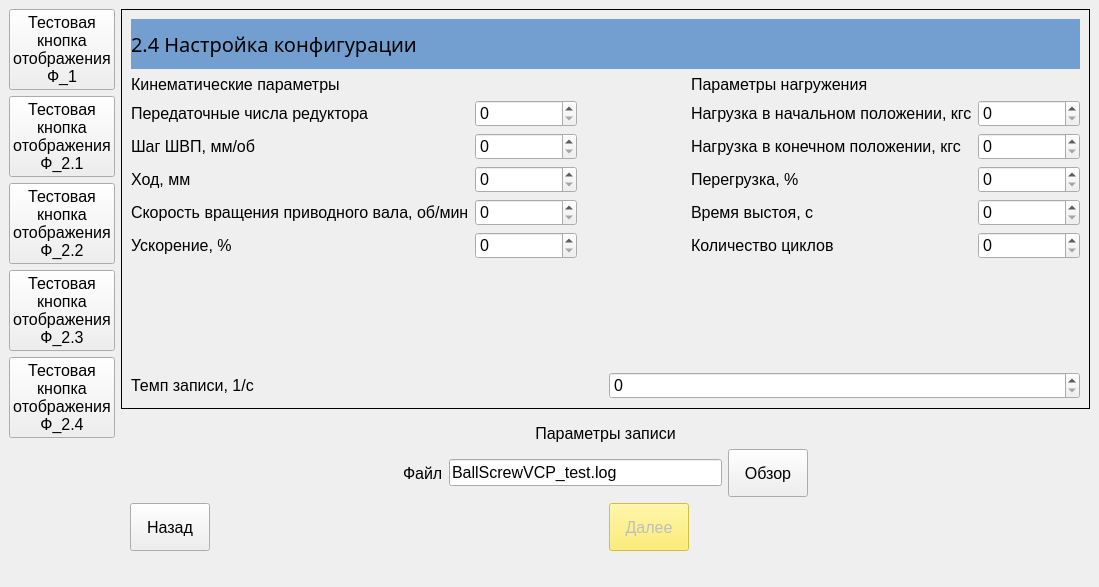
Ornstein89/BallScrewControl_QtVCP, file BallScrew.ui: the form before one commit.
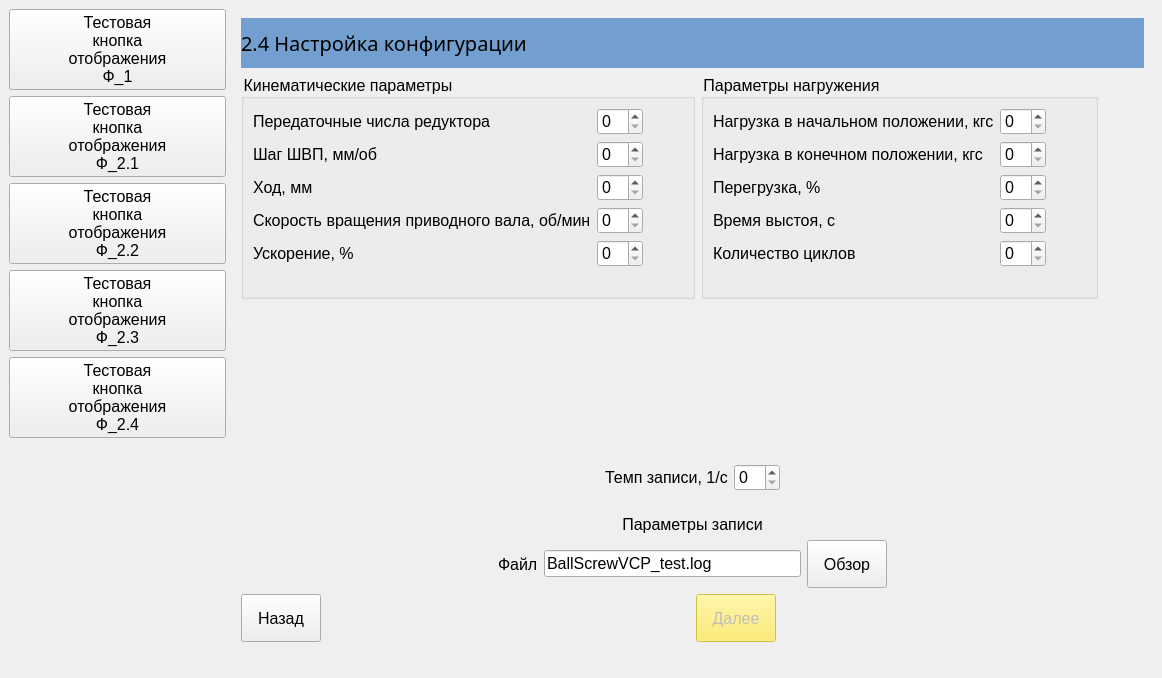
The form after the commit. The open tabs and pages were chosen to show the change.

Commit message: Added default reset buttons on forms 2.x, other minor changes and renaming

Patch:
```diff
--- a/BallScrew.ui
+++ b/BallScrew.ui
@@ -6,8 +6,8 @@
    <rect>
     <x>0</x>
     <y>0</y>
-    <width>1099</width>
-    <height>587</height>
+    <width>1162</width>
+    <height>678</height>
    </rect>
   </property>
   <property name="minimumSize">
@@ -162,6 +162,12 @@
      <layout class="QVBoxLayout" name="verticalLayout_3">
       <item>
        <widget class="QPushButton" name="pushButton_23">
+        <property name="sizePolicy">
+         <sizepolicy hsizetype="Preferred" vsizetype="Fixed">
+          <horstretch>0</horstretch>
+          <verstretch>0</verstretch>
+         </sizepolicy>
+        </property>
         <property name="text">
          <string>Тестовая
 кнопка
@@ -172,6 +178,12 @@
       </item>
       <item>
        <widget class="QPushButton" name="pushButton_24">
+        <property name="sizePolicy">
+         <sizepolicy hsizetype="Preferred" vsizetype="Fixed">
+          <horstretch>0</horstretch>
+          <verstretch>0</verstretch>
+         </sizepolicy>
+        </property>
         <property name="text">
          <string>Тестовая
 кнопка
@@ -182,6 +194,12 @@
       </item>
       <item>
        <widget class="QPushButton" name="pushButton_25">
+        <property name="sizePolicy">
+         <sizepolicy hsizetype="Preferred" vsizetype="Fixed">
+          <horstretch>0</horstretch>
+          <verstretch>0</verstretch>
+         </sizepolicy>
+        </property>
         <property name="text">
          <string>Тестовая
 кнопка
@@ -192,6 +210,12 @@
       </item>
       <item>
        <widget class="QPushButton" name="pushButton_26">
+        <property name="sizePolicy">
+         <sizepolicy hsizetype="Preferred" vsizetype="Fixed">
+          <horstretch>0</horstretch>
+          <verstretch>0</verstretch>
+         </sizepolicy>
+        </property>
         <property name="text">
          <string>Тестовая
 кнопка
@@ -202,6 +226,12 @@
       </item>
       <item>
        <widget class="QPushButton" name="pushButton_27">
+        <property name="sizePolicy">
+         <sizepolicy hsizetype="Expanding" vsizetype="Fixed">
+          <horstretch>0</horstretch>
+          <verstretch>0</verstretch>
+         </sizepolicy>
+        </property>
         <property name="text">
          <string>Тестовая
 кнопка
@@ -210,6 +240,19 @@
         </property>
        </widget>
       </item>
+      <item>
+       <spacer name="horizontalSpacer_6">
+        <property name="orientation">
+         <enum>Qt::Horizontal</enum>
+        </property>
+        <property name="sizeHint" stdset="0">
+         <size>
+          <width>40</width>
+          <height>20</height>
+         </size>
+        </property>
+       </spacer>
+      </item>
       <item>
        <spacer name="verticalSpacer_3">
         <property name="orientation">
@@ -228,7 +271,7 @@
     <item row="0" column="1">
      <widget class="QStackedWidget" name="stackedWidget">
       <property name="frameShape">
-       <enum>QFrame::Box</enum>
+       <enum>QFrame::NoFrame</enum>
       </property>
       <property name="currentIndex">
        <number>1</number>
@@ -866,17 +909,184 @@
       </widget>
       <widget class="QWidget" name="page24">
        <layout class="QGridLayout" name="gridLayout_6">
-        <item row="2" column="0">
-         <widget class="QLabel" name="label_31">
-          <property name="text">
-           <string>Передаточные числа редуктора</string>
+        <item row="1" column="0" rowspan="5">
+         <widget class="QGroupBox" name="gbKin24">
+          <property name="title">
+           <string>Кинематические параметры</string>
           </property>
+          <layout class="QGridLayout" name="gridLayout_12">
+           <item row="3" column="0">
+            <widget class="QLabel" name="label_39">
+             <property name="text">
+              <string>Скорость вращения приводного вала, об/мин</string>
+             </property>
+            </widget>
+           </item>
+           <item row="2" column="0">
+            <widget class="QLabel" name="label_36">
+             <property name="text">
+              <string>Ход, мм</string>
+             </property>
+            </widget>
+           </item>
+           <item row="1" column="0">
+            <widget class="QLabel" name="label_40">
+             <property name="text">
+              <string>Шаг ШВП, мм/об</string>
+             </property>
+            </widget>
+           </item>
+           <item row="4" column="1">
+            <widget class="QSpinBox" name="spnNom_Accel_Coeff24"/>
+           </item>
+           <item row="0" column="0">
+            <widget class="QLabel" name="label_31">
+             <property name="text">
+              <string>Передаточные числа редуктора</string>
+             </property>
+            </widget>
+           </item>
+           <item row="0" column="1">
+            <widget class="QSpinBox" name="spnGear24"/>
+           </item>
+           <item row="3" column="1">
+            <widget class="QSpinBox" name="spnNom_Omega24"/>
+           </item>
+           <item row="4" column="0">
+            <widget class="QLabel" name="label_29">
+             <property name="text">
+              <string>Ускорение, %</string>
+             </property>
+            </widget>
+           </item>
+           <item row="2" column="1">
+            <widget class="QSpinBox" name="spnNom_Travel24"/>
+           </item>
+           <item row="1" column="1">
+            <widget class="QSpinBox" name="spnPitch24"/>
+           </item>
+           <item row="5" column="2">
+            <spacer name="horizontalSpacer_12">
+             <property name="orientation">
+              <enum>Qt::Horizontal</enum>
+             </property>
+             <property name="sizeHint" stdset="0">
+              <size>
+               <width>40</width>
+               <height>20</height>
+              </size>
+             </property>
+            </spacer>
+           </item>
+          </layout>
          </widget>
         </item>
-        <item row="4" column="4">
-         <widget class="QSpinBox" name="spnOverload_Coeff24"/>
+        <item row="6" column="0">
+         <spacer name="verticalSpacer_7">
+          <property name="orientation">
+           <enum>Qt::Vertical</enum>
+          </property>
+          <property name="sizeHint" stdset="0">
+           <size>
+            <width>20</width>
+            <height>40</height>
+           </size>
+          </property>
+         </spacer>
         </item>
-        <item row="0" column="0" colspan="5">
+        <item row="1" column="1" rowspan="5">
+         <widget class="QGroupBox" name="gbLoad24">
+          <property name="title">
+           <string>Параметры нагружения</string>
+          </property>
+          <layout class="QGridLayout" name="gridLayout_13">
+           <item row="0" column="0">
+            <widget class="QLabel" name="label_41">
+             <property name="text">
+              <string>Нагрузка в начальном положении, кгс</string>
+             </property>
+            </widget>
+           </item>
+           <item row="4" column="0">
+            <widget class="QLabel" name="label_30">
+             <property name="text">
+              <string>Количество циклов</string>
+             </property>
+            </widget>
+           </item>
+           <item row="2" column="0">
+            <widget class="QLabel" name="label_33">
+             <property name="text">
+              <string>Перегрузка, %</string>
+             </property>
+            </widget>
+           </item>
+           <item row="3" column="0">
+            <widget class="QLabel" name="label_37">
+             <property name="text">
+              <string>Время выстоя, с</string>
+             </property>
+            </widget>
+           </item>
+           <item row="2" column="1">
+            <widget class="QSpinBox" name="spnOverload_Coeff24"/>
+           </item>
+           <item row="1" column="0">
+            <widget class="QLabel" name="label_38">
+             <property name="text">
+              <string>Нагрузка в конечном положении, кгс</string>
+             </property>
+            </widget>
+           </item>
+           <item row="1" column="1">
+            <widget class="QSpinBox" name="spnNom_F2_24"/>
+           </item>
+           <item row="0" column="1">
+            <widget class="QSpinBox" name="spnNom_F1_24">
+             <property name="sizePolicy">
+              <sizepolicy hsizetype="Minimum" vsizetype="Fixed">
+               <horstretch>0</horstretch>
+               <verstretch>0</verstretch>
+              </sizepolicy>
+             </property>
+            </widget>
+           </item>
+           <item row="3" column="1">
+            <widget class="QSpinBox" name="spnDwell24"/>
+           </item>
+           <item row="4" column="1">
+            <widget class="QSpinBox" name="spnN24"/>
+           </item>
+           <item row="5" column="2">
+            <spacer name="horizontalSpacer_13">
+             <property name="orientation">
+              <enum>Qt::Horizontal</enum>
+             </property>
+             <property name="sizeHint" stdset="0">
+              <size>
+               <width>40</width>
+               <height>20</height>
+              </size>
+             </property>
+            </spacer>
+           </item>
+          </layout>
+         </widget>
+        </item>
+        <item row="2" column="2">
+         <spacer name="horizontalSpacer_9">
+          <property name="orientation">
+           <enum>Qt::Horizontal</enum>
+          </property>
+          <property name="sizeHint" stdset="0">
+           <size>
+            <width>40</width>
+            <height>20</height>
+           </size>
+          </property>
+         </spacer>
+        </item>
+        <item row="0" column="0" colspan="3">
          <widget class="QLabel" name="label_133">
           <property name="minimumSize">
            <size>
@@ -899,31 +1109,21 @@
           </property>
          </widget>
         </item>
-        <item row="4" column="2">
-         <spacer name="horizontalSpacer_9">
-          <property name="orientation">
-           <enum>Qt::Horizontal</enum>
-          </property>
-          <property name="sizeType">
-           <enum>QSizePolicy::Fixed</enum>
-          </property>
-          <property name="sizeHint" stdset="0">
-           <size>
-            <width>40</width>
-            <height>20</height>
-           </size>
-          </property>
-         </spacer>
-        </item>
-        <item row="6" column="0">
-         <widget class="QLabel" name="label_29">
-          <property name="text">
-           <string>Ускорение, %</string>
-          </property>
-         </widget>
-        </item>
-        <item row="8" column="0" colspan="5">
+        <item row="7" column="0" colspan="3">
          <layout class="QHBoxLayout" name="horizontalLayout_9">
+          <item>
+           <spacer name="horizontalSpacer_4">
+            <property name="orientation">
+             <enum>Qt::Horizontal</enum>
+            </property>
+            <property name="sizeHint" stdset="0">
+             <size>
+              <width>40</width>
+              <height>20</height>
+             </size>
+            </property>
+           </spacer>
+          </item>
           <item>
            <widget class="QLabel" name="label_34">
             <property name="text">
@@ -934,125 +1134,21 @@
           <item>
            <widget class="QSpinBox" name="spnLog_Freq24"/>
           </item>
+          <item>
+           <spacer name="horizontalSpacer_5">
+            <property name="orientation">
+             <enum>Qt::Horizontal</enum>
+            </property>
+            <property name="sizeHint" stdset="0">
+             <size>
+              <width>40</width>
+              <height>20</height>
+             </size>
+            </property>
+           </spacer>
+          </item>
          </layout>
         </item>
-        <item row="4" column="0">
-         <widget class="QLabel" name="label_36">
-          <property name="text">
-           <string>Ход, мм</string>
-          </property>
-         </widget>
-        </item>
-        <item row="5" column="0">
-         <widget class="QLabel" name="label_39">
-          <property name="text">
-           <string>Скорость вращения приводного вала, об/мин</string>
-          </property>
-         </widget>
-        </item>
-        <item row="2" column="1">
-         <widget class="QSpinBox" name="spnGear24"/>
-        </item>
-        <item row="5" column="1">
-         <widget class="QSpinBox" name="spnNom_Omega24"/>
-        </item>
-        <item row="3" column="4">
-         <widget class="QSpinBox" name="spnNom_F2_24"/>
-        </item>
-        <item row="6" column="3">
-         <widget class="QLabel" name="label_30">
-          <property name="text">
-           <string>Количество циклов</string>
-          </property>
-         </widget>
-        </item>
-        <item row="2" column="4">
-         <widget class="QSpinBox" name="spnNom_F1_24">
-          <property name="sizePolicy">
-           <sizepolicy hsizetype="Minimum" vsizetype="Fixed">
-            <horstretch>0</horstretch>
-            <verstretch>0</verstretch>
-           </sizepolicy>
-          </property>
-         </widget>
-        </item>
-        <item row="3" column="1">
-         <widget class="QSpinBox" name="spnPitch24"/>
-        </item>
-        <item row="4" column="1">
-         <widget class="QSpinBox" name="spnNom_Travel24"/>
-        </item>
-        <item row="6" column="1">
-         <widget class="QSpinBox" name="spnNom_Accel_Coeff24"/>
-        </item>
-        <item row="5" column="3">
-         <widget class="QLabel" name="label_37">
-          <property name="text">
-           <string>Время выстоя, с</string>
-          </property>
-         </widget>
-        </item>
-        <item row="3" column="3">
-         <widget class="QLabel" name="label_38">
-          <property name="text">
-           <string>Нагрузка в конечном положении, кгс</string>
-          </property>
-         </widget>
-        </item>
-        <item row="3" column="0">
-         <widget class="QLabel" name="label_40">
-          <property name="text">
-           <string>Шаг ШВП, мм/об</string>
-          </property>
-         </widget>
-        </item>
-        <item row="7" column="0">
-         <spacer name="verticalSpacer_7">
-          <property name="orientation">
-           <enum>Qt::Vertical</enum>
-          </property>
-          <property name="sizeHint" stdset="0">
-           <size>
-            <width>20</width>
-            <height>40</height>
-           </size>
-          </property>
-         </spacer>
-        </item>
-        <item row="2" column="3">
-         <widget class="QLabel" name="label_41">
-          <property name="text">
-           <string>Нагрузка в начальном положении, кгс</string>
-          </property>
-         </widget>
-        </item>
-        <item row="6" column="4">
-         <widget class="QSpinBox" name="spnN24"/>
-        </item>
-        <item row="5" column="4">
-         <widget class="QSpinBox" name="spnDwell24"/>
-        </item>
-        <item row="4" column="3">
-         <widget class="QLabel" name="label_33">
-          <property name="text">
-           <string>Перегрузка, %</string>
-          </property>
-         </widget>
-        </item>
-        <item row="1" column="0" colspan="2">
-         <widget class="QLabel" name="label_35">
-          <property name="text">
-           <string>Кинематические параметры</string>
-          </property>
-         </widget>
-        </item>
-        <item row="1" column="3" colspan="2">
-         <widget class="QLabel" name="label_46">
-          <property name="text">
-           <string>Параметры нагружения</string>
-          </property>
-         </widget>
-        </item>
        </layout>
       </widget>
      </widget>
```
Left out of the diff: 611 changed lines with no effect on the pictures. The commit also changes 3 other files.
